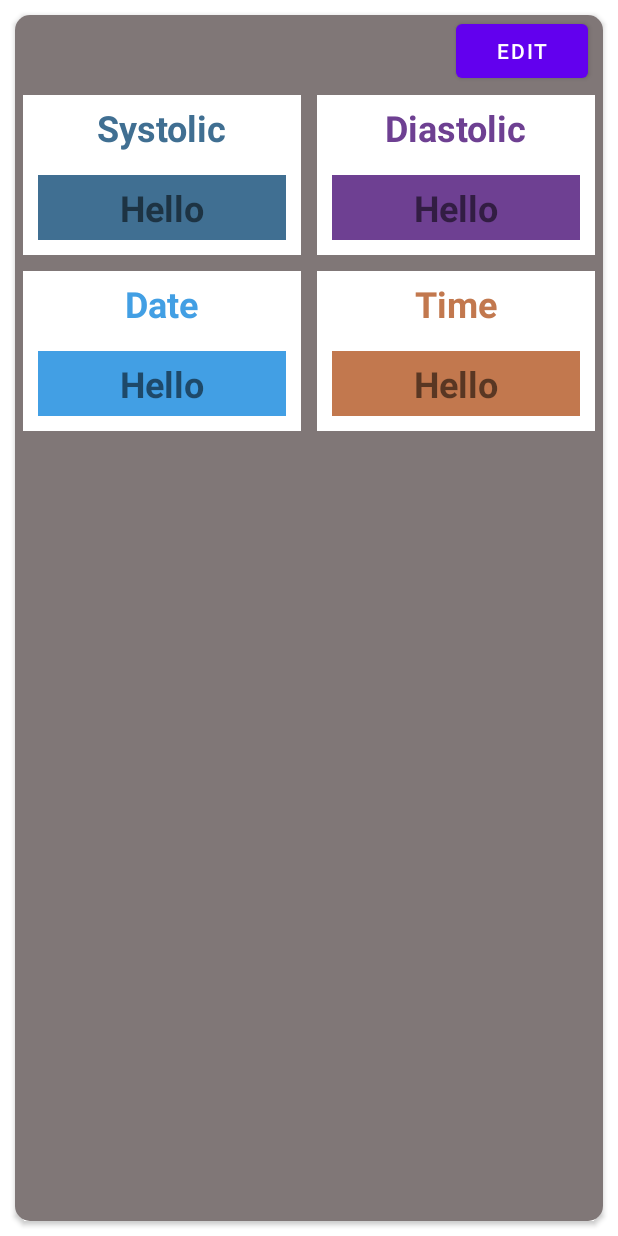
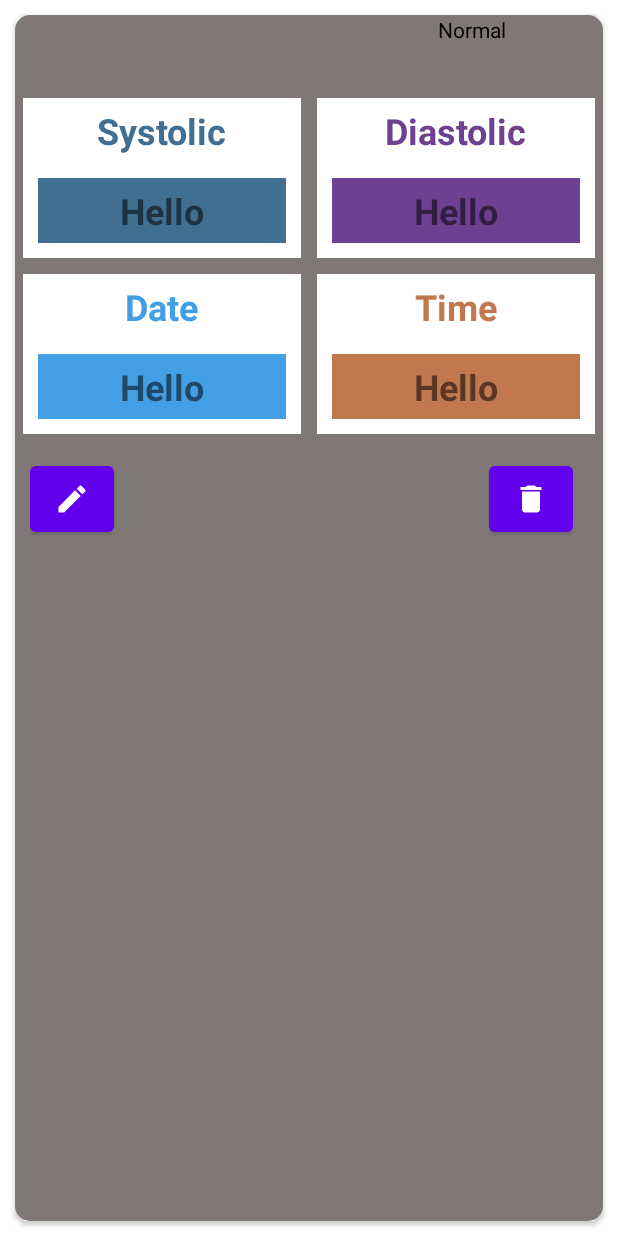
Before and after one commit to jamilul93/Health-tracker, an Android app: the layout singlerow.xml on its own in the app's theme, with its tools: preview values and no code run, on a phone screen of 412 x 824 dp. Run offline under Robolectric (Android 15) with nearby library versions, the phone set to English and light mode, and no system bars.

Commit message:
updated singleROw design

```diff
--- /dev/null
+++ b/app/src/main/res/drawable/ic_baseline_delete_24.xml
@@ -0,0 +1,5 @@
+<vector android:height="24dp" android:tint="#ffffff"
+    android:viewportHeight="24" android:viewportWidth="24"
+    android:width="24dp" xmlns:android="http://schemas.android.com/apk/res/android">
+    <path android:fillColor="@android:color/white" android:pathData="M6,19c0,1.1 0.9,2 2,2h8c1.1,0 2,-0.9 2,-2V7H6v12zM19,4h-3.5l-1,-1h-5l-1,1H5v2h14V4z"/>
+</vector>
--- /dev/null
+++ b/app/src/main/res/drawable/ic_baseline_edit_24.xml
@@ -0,0 +1,5 @@
+<vector android:height="24dp" android:tint="#FFFFFF"
+    android:viewportHeight="24" android:viewportWidth="24"
+    android:width="24dp" xmlns:android="http://schemas.android.com/apk/res/android">
+    <path android:fillColor="@android:color/white" android:pathData="M3,17.25V21h3.75L17.81,9.94l-3.75,-3.75L3,17.25zM20.71,7.04c0.39,-0.39 0.39,-1.02 0,-1.41l-2.34,-2.34c-0.39,-0.39 -1.02,-0.39 -1.41,0l-1.83,1.83 3.75,3.75 1.83,-1.83z"/>
+</vector>
--- a/app/src/main/res/layout/singlerow.xml
+++ b/app/src/main/res/layout/singlerow.xml
@@ -17,18 +17,20 @@
             android:layout_height="wrap_content"
             android:background="#807777">
 
-            <Button
-                android:id="@+id/editButton"
-                android:layout_width="wrap_content"
-                android:layout_height="wrap_content"
+            <TextView
+                android:id="@+id/TextView"
+                android:layout_width="100dp"
+                android:layout_height="50dp"
                 android:layout_alignParentRight="true"
                 android:layout_marginRight="10dp"
-                android:text="Edit" />
+                android:text="Normal"
+                android:textColor="#000000"
+                />
 
             <LinearLayout
                 android:layout_width="match_parent"
                 android:layout_height="match_parent"
-                android:layout_below="@id/editButton"
+                android:layout_below="@id/TextView"
                 android:orientation="vertical">
 
                 <LinearLayout
@@ -175,8 +177,37 @@
                             android:textStyle="bold" />
 
                     </LinearLayout>
+
+
+                </LinearLayout>
+
+                <LinearLayout
+                    android:layout_width="wrap_content"
+                    android:layout_height="wrap_content"
+                    android:orientation="horizontal"
+                    android:padding="10dp">
+
+                    <Button
+                        android:id="@+id/EditBuutonId"
+                        android:layout_width="56dp"
+                        android:layout_height="56dp"
+                        android:drawableRight="@drawable/ic_baseline_edit_24"
+
+                        />
+
+                    <Button
+                        android:id="@+id/DeleteBUttonId"
+                        android:layout_width="56dp"
+                        android:layout_height="56dp"
+                        android:layout_marginLeft="250dp"
+                        android:drawableRight="@drawable/ic_baseline_delete_24"
+
+                        />
+
+
                 </LinearLayout>
             </LinearLayout>
+
         </RelativeLayout>
 
 
```
